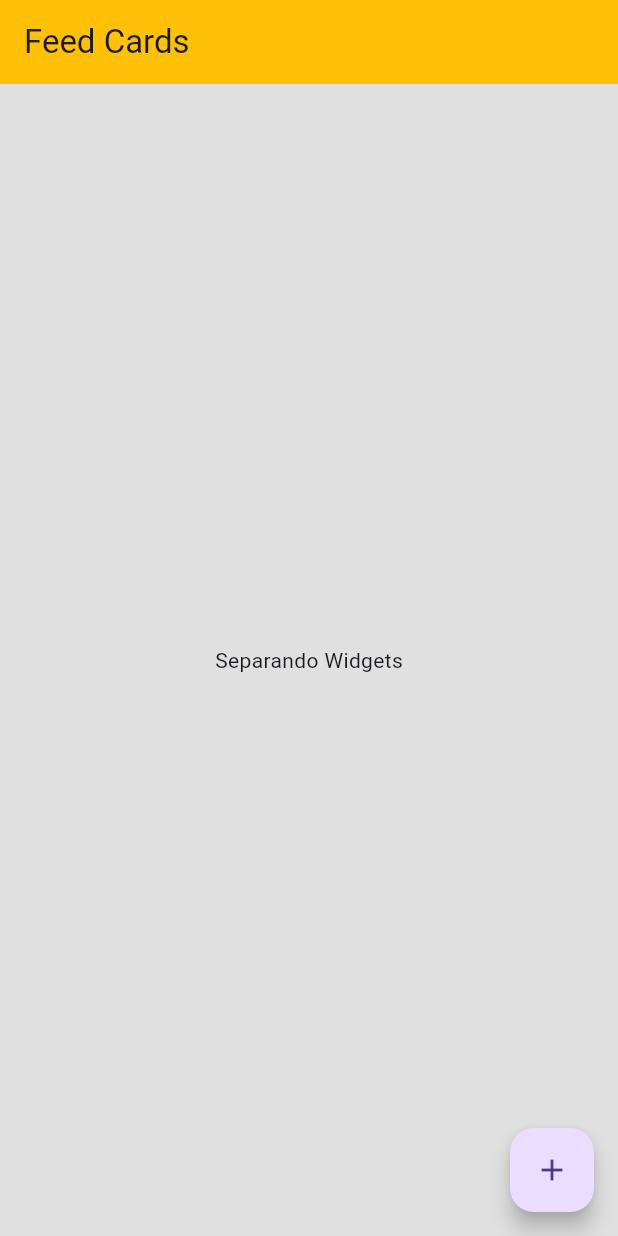
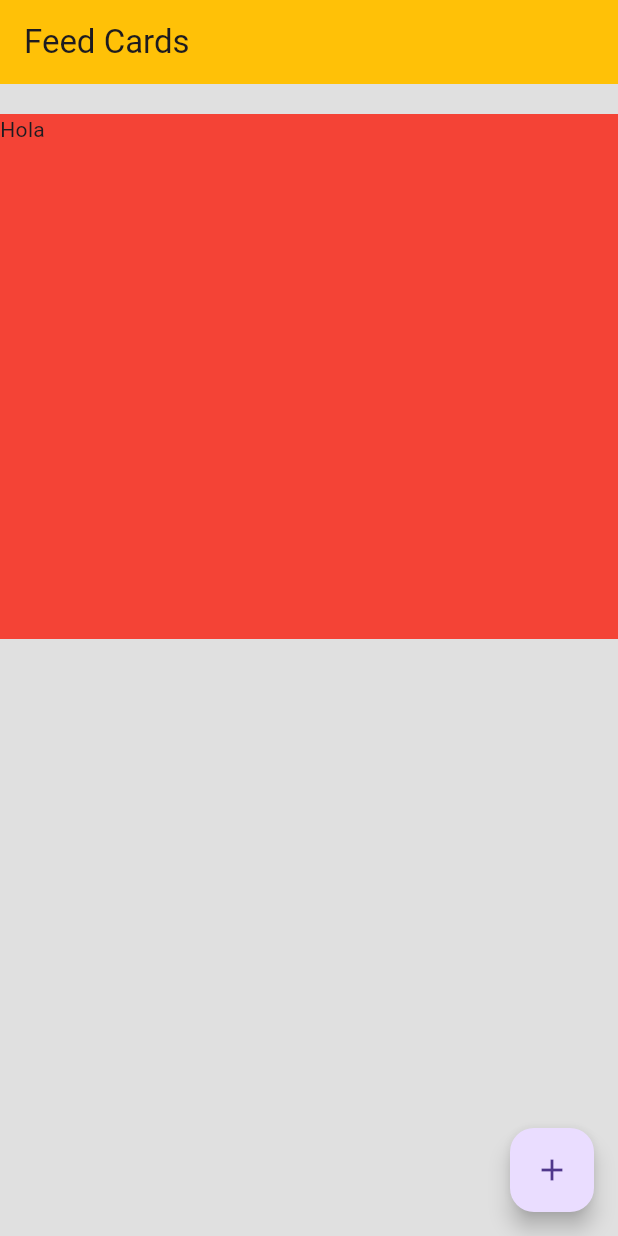
Before and after one commit to leannmeier/CursoFlutter, a Flutter app: the screen it shows after launch, on a phone screen of 412 x 824 dp. Run offline on Flutter 3.47's test engine with Material 3 defaults, Android fonts, the phone set to English and light mode, and no system bars.

Commit message:
Container: Algunas caracteristicas

```diff
--- a/lib/screens/home_screens.dart
+++ b/lib/screens/home_screens.dart
@@ -9,7 +9,7 @@ class HomeScreen extends StatelessWidget {
   Widget build(BuildContext context) {
     return Scaffold(
       appBar: AppBar(title: const Text('Feed Cards'), backgroundColor: Colors.amber,),
-      body: const Center(child: Text('Separando Widgets'),),
+      body: Container(margin: const EdgeInsets.only(top:20), width: double.infinity, height: 350 ,decoration: const BoxDecoration(color: Colors.red), child: const Text("Hola"),),
       backgroundColor: Colors.grey[300],
       floatingActionButton: FloatingActionButton(onPressed: (){}, child: const Icon(Icons.add),),
     );
```
